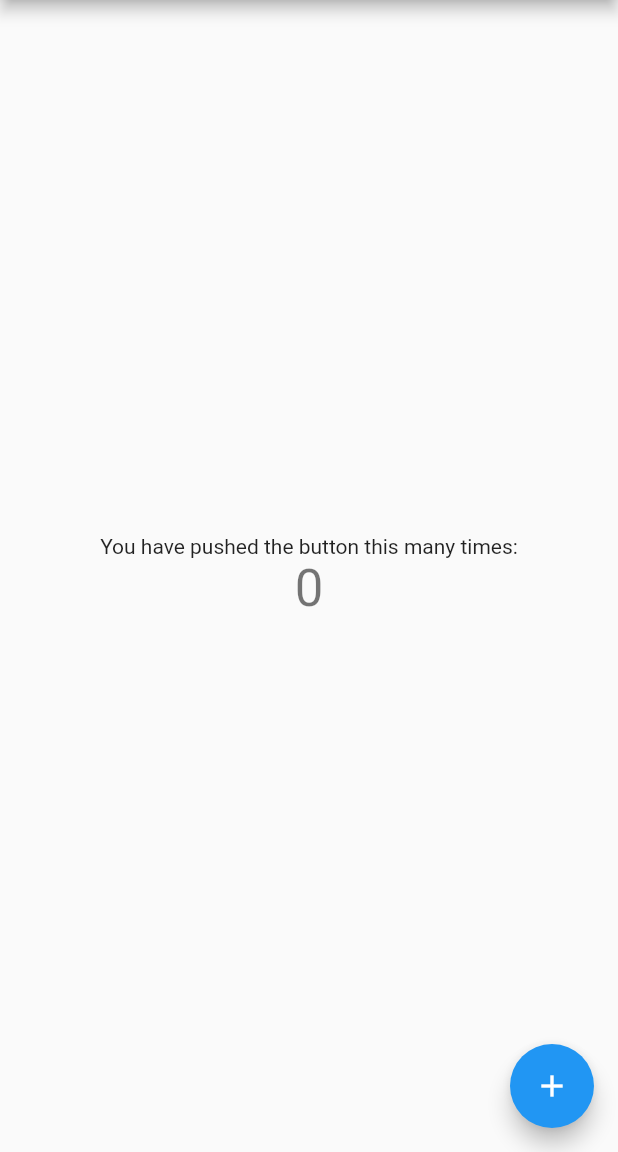
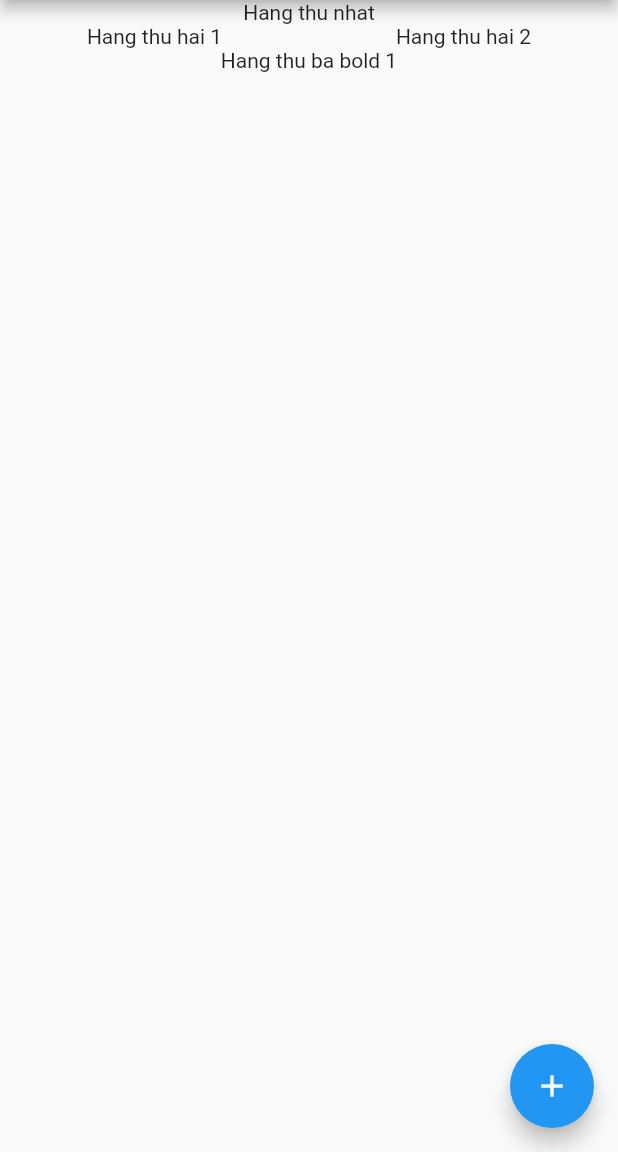
Before and after one commit to khoa-nd/flutter_row_column_stack_layout, a Flutter app: the screen it shows after launch, on a phone screen of 412 x 824 dp, the part 84-1236 px from its top. Run offline on Flutter 3.47's test engine with Material 2 defaults, Android fonts, the phone set to English and light mode, and no system bars.

Commit message:
Draw text first

```diff
--- a/lib/main.dart
+++ b/lib/main.dart
@@ -93,15 +93,16 @@ class _MyHomePageState extends State<MyHomePage> {
           // center the children vertically; the main axis here is the vertical
           // axis because Columns are vertical (the cross axis would be
           // horizontal).
-          mainAxisAlignment: MainAxisAlignment.center,
+          mainAxisAlignment: MainAxisAlignment.start,
           children: <Widget>[
-            const Text(
-              'You have pushed the button this many times:',
+            const Text("Hang thu nhat"),
+            Row(mainAxisAlignment: MainAxisAlignment.spaceAround,
+            children: const [
+              Text("Hang thu hai 1"),
+              Text("Hang thu hai 2"),
+            ]
             ),
-            Text(
-              '$_counter',
-              style: Theme.of(context).textTheme.headline4,
-            ),
+            const Text("Hang thu ba bold 1"),
           ],
         ),
       ),
```
